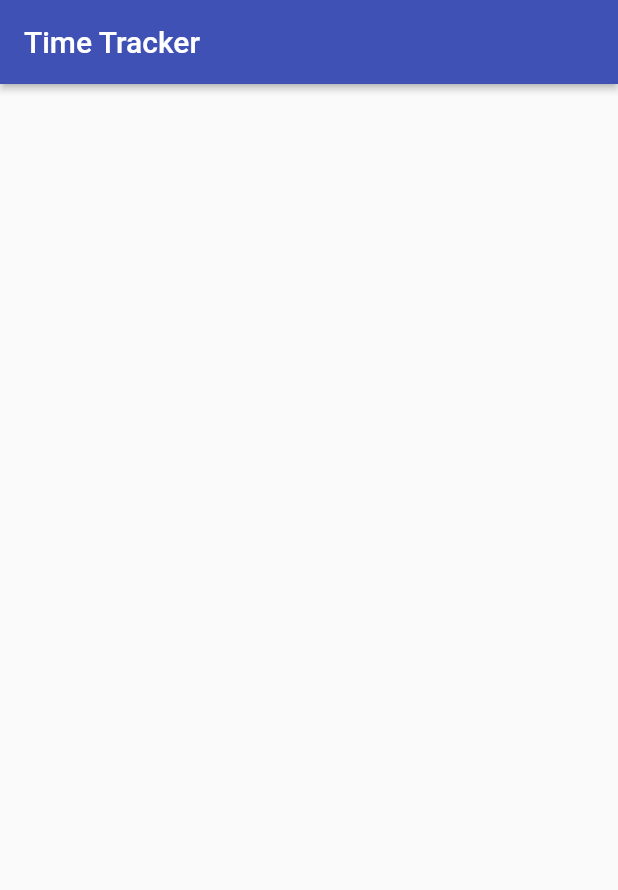
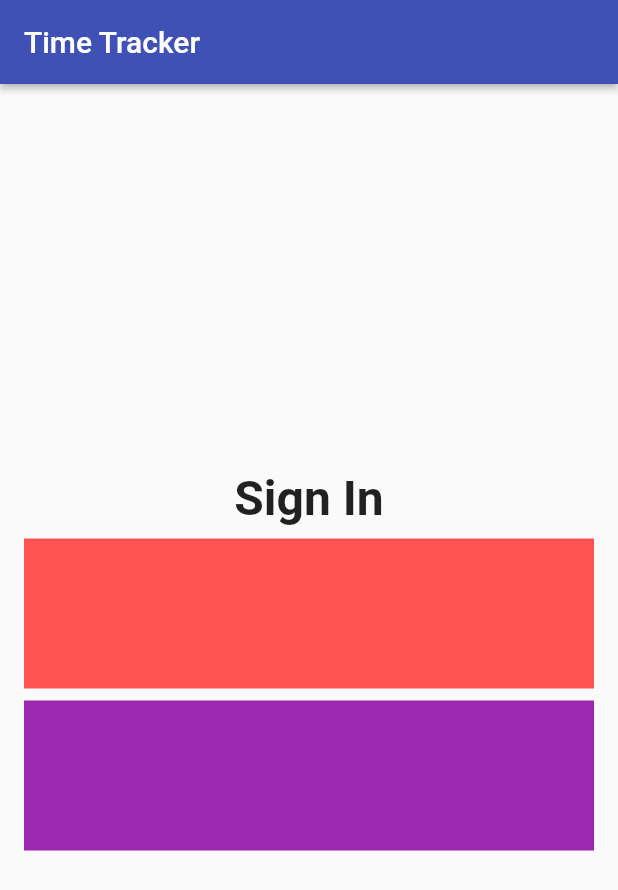
Before and after one commit to yasithWimukthi/time-tracker-app, a Flutter app: the screen it shows after launch, on a phone screen of 412 x 824 dp. Shown: the top 890 px of the screen. Run offline on Flutter 3.47's test engine with Material 2 defaults, Android fonts, the phone set to English and light mode, and no system bars.

Commit message:
Implement sign in page

```diff
--- a/lib/app/sign_in/sign_in_page.dart
+++ b/lib/app/sign_in/sign_in_page.dart
@@ -1,4 +1,3 @@
-
 import 'package:flutter/material.dart';
 
 class SignInPage extends StatelessWidget {
@@ -9,6 +8,41 @@ class SignInPage extends StatelessWidget {
         title: Text('Time Tracker'),
         elevation: 2.0,
       ),
+      body: _buildContent(),
+    );
+  }
+
+  Widget _buildContent() {
+    return Container(
+      padding: EdgeInsets.all(16.0),
+      child: Column(
+        mainAxisAlignment: MainAxisAlignment.center,
+        crossAxisAlignment: CrossAxisAlignment.stretch,
+        children: <Widget>[
+          Text(
+            'Sign In',
+            textAlign: TextAlign.center,
+            style: TextStyle(
+              fontSize: 32.0,
+              fontWeight: FontWeight.w600,
+            )
+          ),
+          SizedBox(height: 8.0),
+          Container(
+            color: Colors.redAccent,
+            child: SizedBox(
+              height: 100.0,
+            ),
+          ),
+          SizedBox(height: 8.0),
+          Container(
+            color: Colors.purple,
+            child: SizedBox(
+              height: 100.0,
+            ),
+          ),
+        ],
+      ),
     );
   }
 }
```
